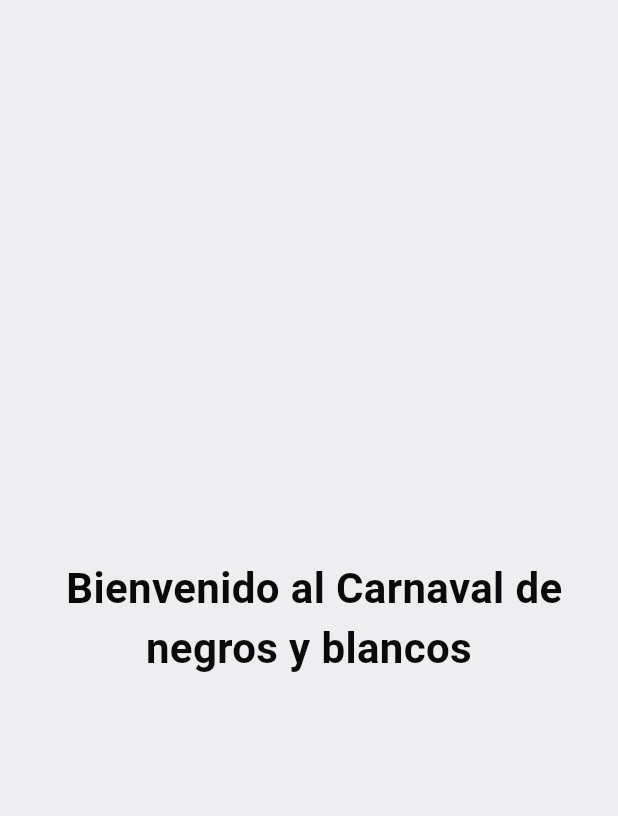
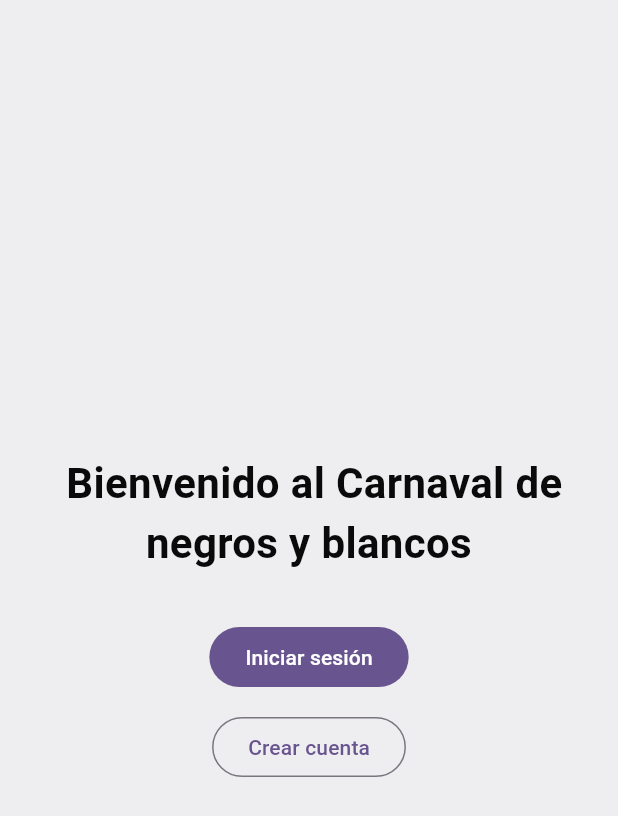
Before and after one commit to Danieltwelve/CarnavalApp, a Flutter app: the screen it shows after launch, on a phone screen of 412 x 824 dp. Shown: the top 816 px of the screen. Run offline on Flutter 3.47's test engine with Material 3 defaults, Android fonts, the phone set to English and light mode, and no system bars.

```diff
--- a/lib/main.dart
+++ b/lib/main.dart
@@ -1,4 +1,6 @@
 import 'package:flutter/material.dart';
+import 'features/auth/presentation/pages/login_page.dart';
+import 'features/auth/presentation/pages/register_page.dart';
 
 void main() {
   runApp(const MyApp());
@@ -9,9 +11,18 @@ class MyApp extends StatelessWidget {
 
   @override
   Widget build(BuildContext context) {
-    return const MaterialApp(
+    return MaterialApp(
       debugShowCheckedModeBanner: false,
-      home: WelcomePage(),
+      initialRoute: '/',
+      routes: {
+        '/': (context) => const WelcomePage(),
+        '/login': (context) => const LoginPage(),
+        '/register': (context) => const RegisterPage(),
+      },
+      theme: ThemeData(
+        colorScheme: ColorScheme.fromSeed(seedColor: Colors.deepPurple),
+        useMaterial3: true,
+      ),
     );
   }
 }
@@ -23,14 +34,34 @@ class WelcomePage extends StatelessWidget {
   Widget build(BuildContext context) {
     return Scaffold(
       backgroundColor: const Color.fromARGB(255, 238, 238, 240), // color de fondo
-      body: Center(
-        child: Text(
-          " Bienvenido al Carnaval de negros y blancos ",
-          textAlign: TextAlign.center,
-          style: TextStyle(
-            fontSize: 28,
-            fontWeight: FontWeight.bold,
-            color: const Color.fromARGB(255, 10, 10, 10),
+      body: Padding(
+        padding: const EdgeInsets.all(24.0),
+        child: Center(
+          child: Column(
+            mainAxisSize: MainAxisSize.min,
+            children: [
+              const Text(
+                " Bienvenido al Carnaval de negros y blancos ",
+                textAlign: TextAlign.center,
+                style: TextStyle(
+                  fontSize: 28,
+                  fontWeight: FontWeight.bold,
+                  color: Color.fromARGB(255, 10, 10, 10),
+                ),
+              ),
+              const SizedBox(height: 32),
+              FilledButton(
+                key: const Key('go_to_login_from_welcome'),
+                onPressed: () => Navigator.of(context).pushNamed('/login'),
+                child: const Text('Iniciar sesión'),
+              ),
+              const SizedBox(height: 12),
+              OutlinedButton(
+                key: const Key('go_to_register_from_welcome'),
+                onPressed: () => Navigator.of(context).pushNamed('/register'),
+                child: const Text('Crear cuenta'),
+              ),
+            ],
           ),
         ),
       ),
```
Also changed, not shown: lib/features/auth/presentation/pages/login_page.dart (added, +85 -0 lines), lib/features/auth/presentation/pages/register_page.dart (added, +101 -0 lines), 3 other files.
